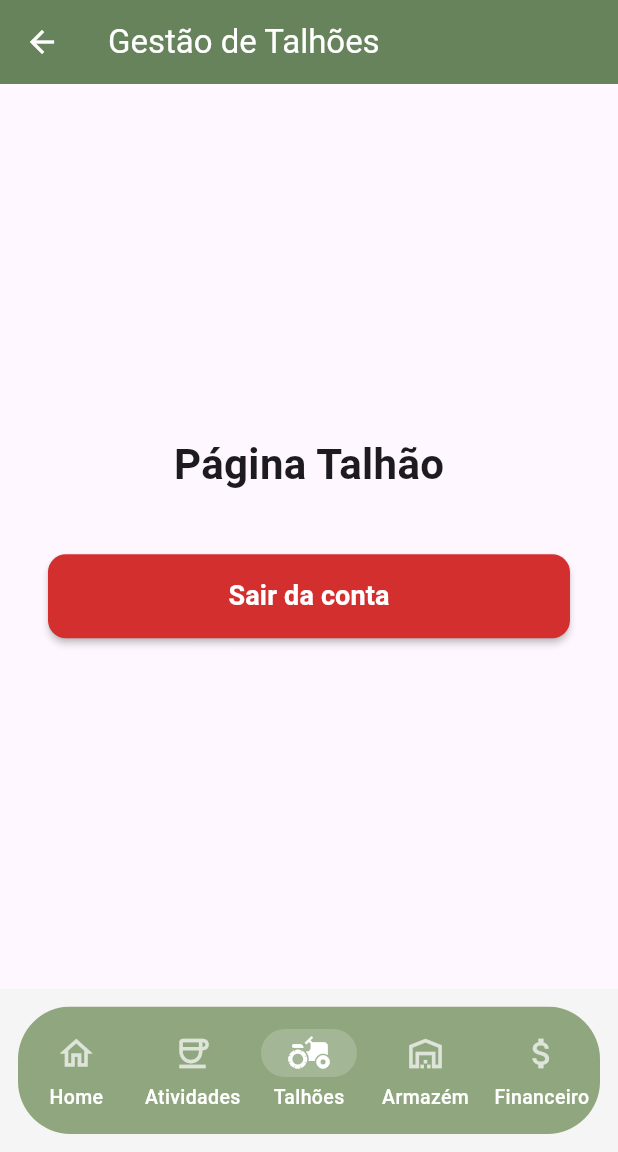
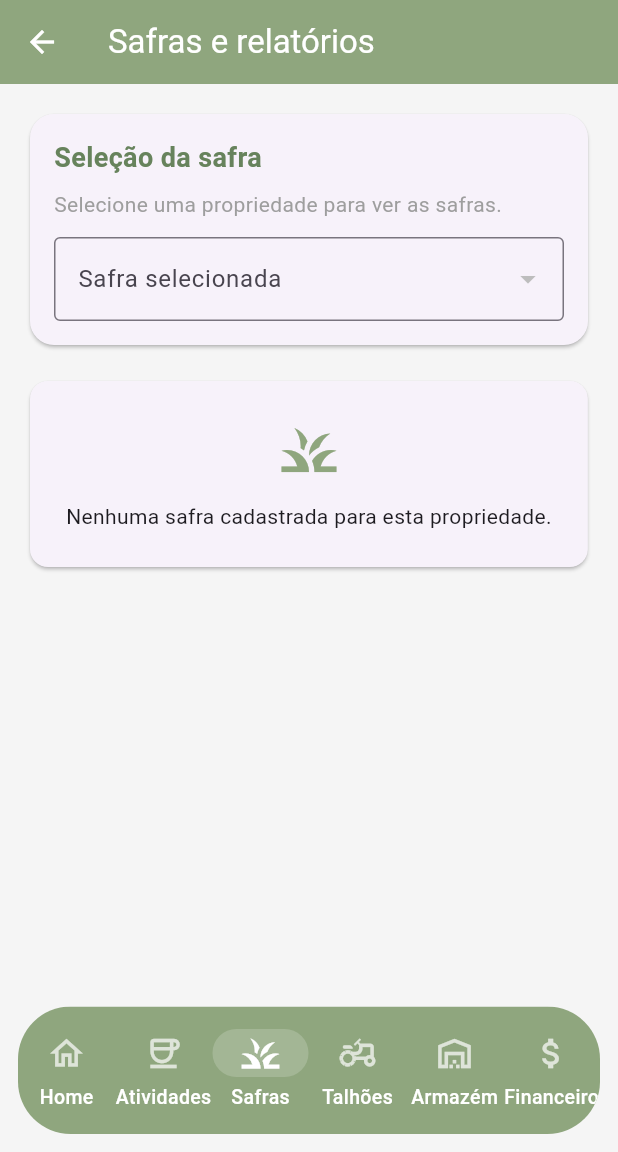
Before and after one commit to PauloAndSS/front_end_cafeicultura, a Flutter app: the MainScreenView screen opened directly, item 3 of the bottom bar chosen, on a phone screen of 412 x 824 dp, the part 84-1236 px from its top. Run offline on Flutter 3.47's test engine with Material 3 defaults, Android fonts, the phone set to English and light mode, and no system bars; our stand-ins replace mask_text_input_formatter, shared_preferences; accounts and stored records are empty; network calls fail.

Commit message:
get de safra e exibição

```diff
--- a/lib/http/services/services.dart
+++ b/lib/http/services/services.dart
@@ -1,7 +1,27 @@
+import 'package:flutter/foundation.dart';
 import 'package:http/http.dart' as http;
 
 abstract class BaseService {
-  final String baseUrl = 'http://10.0.2.2:3333/api/v1';
+  static String resolveBaseUrl({
+    required bool isWeb,
+    required TargetPlatform platform,
+  }) {
+    if (isWeb) {
+      return 'http://localhost:3333/api/v1';
+    }
+
+    if (platform == TargetPlatform.android) {
+      return 'http://10.0.2.2:3333/api/v1';
+    }
+
+    return 'http://localhost:3333/api/v1';
+  }
+
+  String get baseUrl => resolveBaseUrl(
+        isWeb: kIsWeb,
+        platform: defaultTargetPlatform,
+      );
+
   static String? sessionCookie;
 
   Map<String, String> get defaultHeaders {
--- a/lib/main.dart
+++ b/lib/main.dart
@@ -1,5 +1,6 @@
 import 'package:flutter/material.dart';
 import 'package:frond_end_cafeicultura_mobile/viewmodels/propriedade/propriedades_usuario_viewmodel.dart';
+import 'package:frond_end_cafeicultura_mobile/viewmodels/safra/safra_viewmodel.dart';
 import 'package:frond_end_cafeicultura_mobile/views/auth/first_acess.dart';
 import 'package:provider/provider.dart';
 
@@ -16,6 +17,7 @@ void main() {
         ChangeNotifierProvider(create: (_) => NavegacaoViewModel()),
         ChangeNotifierProvider(create: (_) => SessionViewModel()),
         ChangeNotifierProvider(create: (_) => PropriedadesUsuarioViewModel()),
+        ChangeNotifierProvider(create: (_) => SafraViewModel()),
       ],
       child: const MeuApp(),
     ),
--- /dev/null
+++ b/lib/model/safra/safra.dart
@@ -0,0 +1,147 @@
+class Safra {
+  final int? id;
+  final int? propriedadeId;
+  final String nome;
+  final String descricao;
+  final DateTime? dataInicio;
+  final DateTime? dataFim;
+  final String status;
+  final bool ativa;
+
+  const Safra({
+    this.id,
+    this.propriedadeId,
+    this.nome = '',
+    this.descricao = '',
+    this.dataInicio,
+    this.dataFim,
+    this.status = 'Ativa',
+    this.ativa = true,
+  });
+
+  factory Safra.fromJson(Map<String, dynamic> json) {
+    final rawId = json['id'] ?? json['safraId'] ?? json['idSafra'];
+    final rawPropriedadeId =
+        json['propriedadeId'] ??
+        json['idPropriedade'] ??
+        json['propriedade']?['id'];
+
+    final rawStatus = json['status'] ?? json['situacao'] ?? json['estado'];
+    final bool isActive =
+        json['ativa'] == true ||
+        rawStatus?.toString().toLowerCase() != 'finalizada' &&
+            rawStatus?.toString().toLowerCase() != 'encerrada';
+
+    return Safra(
+      id: rawId is num ? rawId.toInt() : int.tryParse(rawId?.toString() ?? ''),
+      propriedadeId: rawPropriedadeId is num
+          ? rawPropriedadeId.toInt()
+          : int.tryParse(rawPropriedadeId?.toString() ?? ''),
+      nome: json['nome']?.toString() ?? '',
+      descricao: json['descricao']?.toString() ?? '',
+      dataInicio: _parseDate(json['dataInicio'] ?? json['inicio'] ?? json['data_inicio']),
+      dataFim: _parseDate(json['dataFim'] ?? json['fim'] ?? json['data_fim']),
+      status: rawStatus?.toString() ?? 'Ativa',
+      ativa: isActive,
+    );
+  }
+
+  Map<String, dynamic> toJson() {
+    return {
+      if (id != null) 'id': id,
+      if (propriedadeId != null) 'propriedadeId': propriedadeId,
+      'nome': nome,
+      'descricao': descricao,
+      'dataInicio': dataInicio?.toIso8601String(),
+      'dataFim': dataFim?.toIso8601String(),
+      'status': status,
+      'ativa': ativa,
+    };
+  }
+
+  String get periodoTexto {
+    if (dataInicio == null && dataFim == null) {
+      return 'Período não informado';
+    }
+
+    if (dataInicio != null && dataFim != null) {
+      return '${_formatDate(dataInicio!)} até ${_formatDate(dataFim!)}';
+    }
+
+    if (dataInicio != null) {
+      return 'Início em ${_formatDate(dataInicio!)}';
+    }
+
+    return 'Finalizada em ${_formatDate(dataFim!)}';
+  }
+
+  static String _formatDate(DateTime value) {
+    return '${value.day.toString().padLeft(2, '0')}/${value.month.toString().padLeft(2, '0')}/${value.year}';
+  }
+
+  static DateTime? _parseDate(dynamic value) {
+    if (value == null) {
+      return null;
+    }
+
+    if (value is DateTime) {
+      return value;
+    }
+
+    if (value is String) {
+      return DateTime.tryParse(value);
+    }
+
+    if (value is num) {
+      return DateTime.fromMillisecondsSinceEpoch(value.toInt());
+    }
+
+    return null;
+  }
+}
+
+class SafraEvento {
+  final int? id;
+  final String descricao;
+  final String tipo;
+  final String data;
+  final String status;
+  final String responsavel;
+  final String valor;
+  final String quantidade;
+  final String observacao;
+
+  const SafraEvento({
+    this.id,
+    this.descricao = '',
+    this.tipo = '',
+    this.data = '',
+    this.status = '',
+    this.responsavel = '',
+    this.valor = '',
+    this.quantidade = '',
+    this.observacao = '',
+  });
+
+  factory SafraEvento.fromJson(Map<String, dynamic> json) {
+    return SafraEvento(
+      id: json['id'] is num ? (json['id'] as num).toInt() : null,
+      descricao: _readString(json['descricao']) ?? _readString(json['nome']) ?? _readString(json['titulo']) ?? '',
+      tipo: _readString(json['tipo']) ?? _readString(json['categoria']) ?? '',
+      data: _readString(json['data']) ?? _readString(json['dataEvento']) ?? _readString(json['createdAt']) ?? '',
+      status: _readString(json['status']) ?? _readString(json['situacao']) ?? '',
+      responsavel: _readString(json['responsavel']) ?? _readString(json['responsavelNome']) ?? _readString(json['usuario']) ?? '',
+      valor: _readString(json['valor']) ?? _readString(json['valorTotal']) ?? _readString(json['valorFinanceiro']) ?? '',
+      quantidade: _readString(json['quantidade']) ?? _readString(json['qtd']) ?? _readString(json['quantidadeUtilizada']) ?? '',
+      observacao: _readString(json['observacao']) ?? _readString(json['detalhes']) ?? _readString(json['observacoes']) ?? '',
+    );
+  }
+
+  static String? _readString(dynamic value) {
+    if (value == null) {
+      return null;
+    }
+
+    return value.toString();
+  }
+}
--- /dev/null
+++ b/lib/viewmodels/safra/safra_viewmodel.dart
@@ -0,0 +1,231 @@
+import 'dart:convert';
+
+import 'package:flutter/foundation.dart';
+import 'package:http/http.dart' as http;
+import 'package:frond_end_cafeicultura_mobile/http/exceptions/api_exceptions.dart';
+import 'package:frond_end_cafeicultura_mobile/http/services/services.dart';
+import 'package:frond_end_cafeicultura_mobile/model/safra/safra.dart';
+
+class _SafraApiService extends BaseService {}
+
+class SafraViewModel extends ChangeNotifier {
+  final _SafraApiService _service = _SafraApiService();
+
+  bool _isLoading = false;
+  bool _isLoadingRelatorio = false;
+  String? _mensagemErro;
+  List<Safra> _safras = [];
+  Safra? _safraSelecionada;
+  List<SafraEvento> _relatorio = [];
+  int? _propriedadeIdAtual;
+  bool _dadosCarregados = false;
+
+  bool get isLoading => _isLoading;
+  bool get isLoadingRelatorio => _isLoadingRelatorio;
+  String? get mensagemErro => _mensagemErro;
+  List<Safra> get safras => _safras;
+  Safra? get safraSelecionada => _safraSelecionada;
+  List<SafraEvento> get relatorio => _relatorio;
+  int? get propriedadeIdAtual => _propriedadeIdAtual;
+  bool get dadosCarregados => _dadosCarregados;
+
+  Future<void> carregarDadosDaPropriedade(int idPropriedade) async {
+    if (_propriedadeIdAtual == idPropriedade && _dadosCarregados) {
+      return;
+    }
+
+    _propriedadeIdAtual = idPropriedade;
+    _isLoading = true;
+    _mensagemErro = null;
+    notifyListeners();
+
+    try {
+      final response = await http.get(
+        Uri.parse('${_service.baseUrl}/safras/propriedade/$idPropriedade'),
+        headers: _service.defaultHeaders,
+      );
+
+      debugPrint('GET safras status=${response.statusCode} body=${response.body}');
+
+      if (response.statusCode >= 200 && response.statusCode < 300) {
+        _safras = _parseSafras(response.body);
+
+        if (_safras.isNotEmpty) {
+          _safraSelecionada = _safras.first;
+          await carregarRelatorioDaSafra(
+            idPropriedade: idPropriedade,
+            idSafra: _safraSelecionada!.id!,
+          );
+        } else {
+          _safraSelecionada = null;
+          _relatorio = [];
+        }
+      } else {
+        throw ApiException(_extractErrorMessage(response.body));
+      }
+    } on ApiException catch (e) {
+      _mensagemErro = e.mensagem;
+    } catch (e) {
+      _mensagemErro = 'Erro de conexão ao carregar as safras.';
+      debugPrint('Erro ao carregar safras: $e');
+    } finally {
+      _isLoading = false;
+      _dadosCarregados = true;
+      notifyListeners();
+    }
+  }
+
+  Future<void> selecionarSafra(Safra safra) async {
+    if (_safraSelecionada?.id == safra.id) {
+      return;
+    }
+
+    _safraSelecionada = safra;
+    _relatorio = [];
+    notifyListeners();
+
+    if (_propriedadeIdAtual == null || safra.id == null) {
+      return;
+    }
+
+    await carregarRelatorioDaSafra(
+      idPropriedade: _propriedadeIdAtual!,
+      idSafra: safra.id!,
+    );
+  }
+
+  Future<void> carregarRelatorioDaSafra({
+    required int idPropriedade,
+    required int idSafra,
+  }) async {
+    _isLoadingRelatorio = true;
+    _mensagemErro = null;
+    notifyListeners();
+
+    try {
+      final response = await http.get(
+        Uri.parse(
+          '${_service.baseUrl}/safras/propriedade/$idPropriedade/safra/$idSafra/eventos',
+        ),
+        headers: _service.defaultHeaders,
+      );
+
+      debugPrint('GET relatório status=${response.statusCode} body=${response.body}');
+
+      if (response.statusCode >= 200 && response.statusCode < 300) {
+        _relatorio = _parseRelatorio(response.body);
+      } else {
+        throw ApiException(_extractErrorMessage(response.body));
+      }
+    } on ApiException catch (e) {
+      _mensagemErro = e.mensagem;
+    } catch (e) {
+      _mensagemErro = 'Erro ao carregar o relatório da safra.';
+      debugPrint('Erro ao carregar relatório da safra: $e');
+    } finally {
+      _isLoadingRelatorio = false;
+      notifyListeners();
+    }
+  }
+
+  List<Safra> _parseSafras(String body) {
+    if (body.isEmpty) {
+      return [];
+    }
+
+    final decoded = jsonDecode(body);
+
+    if (decoded is List) {
+      return decoded.whereType<Map>().map((item) {
+        return Safra.fromJson(Map<String, dynamic>.from(item));
+      }).toList();
+    }
+
+    if (decoded is Map<String, dynamic>) {
+      final list = _extractList(decoded);
+      return list.map((item) {
+        if (item is Map<String, dynamic>) {
+          return Safra.fromJson(item);
+        }
+
+        if (item is Map) {
+          return Safra.fromJson(Map<String, dynamic>.from(item));
+        }
+
+        return Safra();
+      }).toList();
+    }
+
+    return [];
+  }
+
+  List<SafraEvento> _parseRelatorio(String body) {
+    if (body.isEmpty) {
+      return [];
+    }
+
+    final decoded = jsonDecode(body);
+
+    if (decoded is List) {
+      return decoded.whereType<Map>().map((item) {
+        return SafraEvento.fromJson(Map<String, dynamic>.from(item));
+      }).toList();
+    }
+
+    if (decoded is Map<String, dynamic>) {
+      final list = _extractList(decoded);
+      return list.map((item) {
+        if (item is Map<String, dynamic>) {
+          return SafraEvento.fromJson(item);
+        }
+
+        if (item is Map) {
+          return SafraEvento.fromJson(Map<String, dynamic>.from(item));
+        }
+
+        return const SafraEvento();
+      }).toList();
+    }
+
+    return [];
+  }
+
+  List<dynamic> _extractList(Map<String, dynamic> payload) {
+    final candidates = [
+      payload['data'],
+      payload['items'],
+      payload['result'],
+      payload['safras'],
+      payload['eventos'],
+      payload['events'],
+      payload['relatorio'],
+      payload['dados'],
+    ];
+
+    for (final candidate in candidates) {
+      if (candidate is List) {
+        return candidate;
+      }
+    }
+
+    if (payload['data'] is Map<String, dynamic>) {
+      final nested = payload['data'] as Map<String, dynamic>;
+      return _extractList(nested);
+    }
+
+    return [];
+  }
+
+  String _extractErrorMessage(String body) {
+    try {
+      final decoded = jsonDecode(body);
+      if (decoded is Map<String, dynamic>) {
+        return decoded['message']?.toString() ??
+            decoded['error']?.toString() ??
+            'Erro ao buscar os dados da safra.';
+      }
+    } catch (_) {}
+
+    return 'Erro ao buscar os dados da safra.';
+  }
+}
--- a/lib/views/main_screen_view.dart
+++ b/lib/views/main_screen_view.dart
@@ -5,6 +5,7 @@ import 'package:provider/provider.dart';
 
 import 'financeiro_view.dart';
 import 'eventos/talhao_view.dart';
+import 'safra/safra_view_page.dart';
 
 import '../viewmodels/navegacao_viewmodel.dart';
 
@@ -32,6 +33,7 @@ class _MainScreenViewState extends State<MainScreenView> {
     final telas = [
       const SizedBox.shrink(),   // 0: Home
       const SizedBox.shrink(),  // Atividades (Eventos)
+      const SafraViewPage(),
       const TalhaoView(),
       const SizedBox.shrink(), // Armazém
       const FinanceiroView(), // Financeiro
@@ -96,6 +98,11 @@ class _MainScreenViewState extends State<MainScreenView> {
                   label: 'Atividades',
                 ),
                 NavigationDestination(
+                  icon: Icon(Icons.grass_outlined),
+                  selectedIcon: Icon(Icons.grass),
+                  label: 'Safras',
+                ),
+                NavigationDestination(
                   icon: Icon(Icons.agriculture_outlined),
                   selectedIcon: Icon(Icons.agriculture),
                   label: 'Talhões',
--- /dev/null
+++ b/lib/views/safra/safra_view_page.dart
@@ -0,0 +1,275 @@
+import 'package:flutter/material.dart';
+import 'package:frond_end_cafeicultura_mobile/model/safra/safra.dart';
+import 'package:frond_end_cafeicultura_mobile/viewmodels/propriedade/propriedades_usuario_viewmodel.dart';
+import 'package:frond_end_cafeicultura_mobile/viewmodels/safra/safra_viewmodel.dart';
+import 'package:provider/provider.dart';
+
+class SafraViewPage extends StatefulWidget {
+  const SafraViewPage({super.key});
+
+  @override
+  State<SafraViewPage> createState() => _SafraViewPageState();
+}
+
+class _SafraViewPageState extends State<SafraViewPage> {
+  int? _ultimaPropriedadeCarregada;
+
+  @override
+  void didChangeDependencies() {
+    super.didChangeDependencies();
+
+    final propriedadesVm = context.watch<PropriedadesUsuarioViewModel>();
+    final idPropriedade = propriedadesVm.idPropriedadeSelecionada;
+
+    if (idPropriedade != null && idPropriedade != _ultimaPropriedadeCarregada) {
+      _ultimaPropriedadeCarregada = idPropriedade;
+      WidgetsBinding.instance.addPostFrameCallback((_) {
+        if (!mounted) {
+          return;
+        }
+
+        context.read<SafraViewModel>().carregarDadosDaPropriedade(idPropriedade);
+      });
+    }
+  }
+
+  @override
+  Widget build(BuildContext context) {
+    final viewModel = context.watch<SafraViewModel>();
+    final propriedadesVm = context.watch<PropriedadesUsuarioViewModel>();
+
+    String? nomePropriedade;
+    for (final propriedade in propriedadesVm.propriedades) {
+      if (propriedade.id == propriedadesVm.idPropriedadeSelecionada) {
+        nomePropriedade = propriedade.nome;
+        break;
+      }
+    }
+
+    return Scaffold(
+      backgroundColor: const Color(0xFFF5F5F5),
+      appBar: AppBar(
+        title: const Text('Safras e relatórios'),
+        backgroundColor: const Color(0xFF8FA67E),
+        foregroundColor: Colors.white,
+        elevation: 0,
+      ),
+      body: RefreshIndicator(
+        onRefresh: () async {
+          if (propriedadesVm.idPropriedadeSelecionada != null) {
+            await viewModel.carregarDadosDaPropriedade(
+              propriedadesVm.idPropriedadeSelecionada!,
+            );
+          }
+        },
+        child: SingleChildScrollView(
+          padding: const EdgeInsets.all(16),
+          physics: const AlwaysScrollableScrollPhysics(),
+          child: Column(
+            crossAxisAlignment: CrossAxisAlignment.start,
+            children: [
+              Card(
+                shape: RoundedRectangleBorder(
+                  borderRadius: BorderRadius.circular(16),
+                ),
+                child: Padding(
+                  padding: const EdgeInsets.all(16),
+                  child: Column(
+                    crossAxisAlignment: CrossAxisAlignment.start,
+                    children: [
+                      const Text(
+                        'Seleção da safra',
+                        style: TextStyle(
+                          fontSize: 18,
+                          fontWeight: FontWeight.bold,
+                          color: Color(0xFF67835C),
+                        ),
+                      ),
+                      const SizedBox(height: 8),
+                      Text(
+                        nomePropriedade ?? 'Selecione uma propriedade para ver as safras.',
+                        style: const TextStyle(color: Colors.grey),
+                      ),
+                      const SizedBox(height: 12),
+                      DropdownButtonFormField<Safra>(
+                        value: viewModel.safraSelecionada,
+                        decoration: const InputDecoration(
+                          border: OutlineInputBorder(),
+                          labelText: 'Safra selecionada',
+                        ),
+                        items: viewModel.safras
+                            .map(
+                              (safra) => DropdownMenuItem<Safra>(
+                                value: safra,
+                                child: Text(
+                                  safra.nome.isNotEmpty
+                                      ? safra.nome
+                                      : 'Safra ${safra.id ?? 'sem id'}',
+                                ),
+                              ),
+                            )
+                            .toList(),
+                        onChanged: viewModel.safras.isEmpty
+                            ? null
+                            : (Safra? safra) {
+                                if (safra != null) {
+                                  viewModel.selecionarSafra(safra);
+                                }
+                              },
+                      ),
+                    ],
+                  ),
+                ),
+              ),
+              const SizedBox(height: 16),
+              if (viewModel.isLoading)
+                const Center(child: CircularProgressIndicator())
+              else if (viewModel.mensagemErro != null)
+                Column(
+                  children: [
+                    _buildMessageCard(viewModel.mensagemErro!),
+                    const SizedBox(height: 8),
+                    TextButton.icon(
+                      onPressed: () {
+                        if (propriedadesVm.idPropriedadeSelecionada != null) {
+                          viewModel.carregarDadosDaPropriedade(
+                            propriedadesVm.idPropriedadeSelecionada!,
+                          );
+                        }
+                      },
+                      icon: const Icon(Icons.refresh),
+                      label: const Text('Tentar novamente'),
+                    ),
+                  ],
+                )
+              else if (viewModel.safras.isEmpty)
+                _buildEmptyState()
+              else
+                Column(
+                  crossAxisAlignment: CrossAxisAlignment.start,
+                  children: [
+                    if (viewModel.safraSelecionada != null)
+                      _buildSafraSummary(viewModel.safraSelecionada!),
+                    const SizedBox(height: 16),
+                    const Text(
+                      'Relatório da safra',
+                      style: TextStyle(
+                        fontSize: 18,
+                        fontWeight: FontWeight.bold,
+                        color: Color(0xFF67835C),
+                      ),
+                    ),
+                    const SizedBox(height: 8),
+                    if (viewModel.isLoadingRelatorio)
+                      const Center(child: CircularProgressIndicator())
+                    else if (viewModel.relatorio.isEmpty)
+                      _buildEmptyReportState()
+                    else
+                      ...viewModel.relatorio.map(_buildEventCard).toList(),
+                  ],
+                ),
+            ],
+          ),
+        ),
+      ),
+    );
+  }
+
+  Widget _buildSafraSummary(Safra safra) {
+    return Card(
+      shape: RoundedRectangleBorder(borderRadius: BorderRadius.circular(16)),
+      child: Padding(
+        padding: const EdgeInsets.all(16),
+        child: Column(
+          crossAxisAlignment: CrossAxisAlignment.start,
+          children: [
+            Text(
+              safra.nome.isNotEmpty ? safra.nome : 'Safra ${safra.id ?? 'sem identificador'}',
+              style: const TextStyle(fontSize: 18, fontWeight: FontWeight.bold),
+            ),
+            const SizedBox(height: 8),
+            Text(safra.periodoTexto),
+            const SizedBox(height: 4),
+            Text('Status: ${safra.status.isNotEmpty ? safra.status : (safra.ativa ? 'Ativa' : 'Inativa')}'),
+            const SizedBox(height: 4),
+            Text('Descrição: ${safra.descricao.isNotEmpty ? safra.descricao : 'Sem descrição informada'}'),
+          ],
+        ),
+      ),
+    );
+  }
+
+  Widget _buildEventCard(SafraEvento evento) {
+    return Card(
+      margin: const EdgeInsets.only(bottom: 12),
+      shape: RoundedRectangleBorder(borderRadius: BorderRadius.circular(14)),
+      child: Padding(
+        padding: const EdgeInsets.all(14),
+        child: Column(
+          crossAxisAlignment: CrossAxisAlignment.start,
+          children: [
+            Text(
+              evento.descricao.isNotEmpty ? evento.descricao : 'Evento da safra',
+              style: const TextStyle(fontWeight: FontWeight.bold),
+            ),
+            const SizedBox(height: 6),
+            if (evento.tipo.isNotEmpty)
+              Text('Tipo: ${evento.tipo}'),
+            if (evento.data.isNotEmpty)
+              Text('Data: ${evento.data}'),
+            if (evento.status.isNotEmpty)
+              Text('Status: ${evento.status}'),
+            if (evento.responsavel.isNotEmpty)
+              Text('Responsável: ${evento.responsavel}'),
+            if (evento.valor.isNotEmpty)
+              Text('Valor: ${evento.valor}'),
+            if (evento.quantidade.isNotEmpty)
+              Text('Quantidade: ${evento.quantidade}'),
+            if (evento.observacao.isNotEmpty)
+              Text('Observação: ${evento.observacao}'),
+          ],
+        ),
+      ),
+    );
+  }
+
+  Widget _buildMessageCard(String message) {
+    return Card(
+      color: Colors.red.shade50,
+      child: Padding(
+        padding: const EdgeInsets.all(16),
+        child: Text(message, style: const TextStyle(color: Colors.red)),
+      ),
+    );
+  }
+
+  Widget _buildEmptyState() {
+    return Card(
+      child: Padding(
+        padding: const EdgeInsets.all(24),
+        child: Column(
+          children: [
+            const Icon(Icons.grass, size: 44, color: Color(0xFF8FA67E)),
+            const SizedBox(height: 12),
+            const Text('Nenhuma safra cadastrada para esta propriedade.'),
+          ],
+        ),
+      ),
+    );
+  }
+
+  Widget _buildEmptyReportState() {
+    return Card(
+      child: Padding(
+        padding: const EdgeInsets.all(24),
+        child: Column(
+          children: [
+            const Icon(Icons.description_outlined, size: 44, color: Color(0xFF8FA67E)),
+            const SizedBox(height: 12),
+            const Text('Ainda não há eventos registrados para esta safra.'),
+          ],
+        ),
+      ),
+    );
+  }
+}
```
Also changed, not shown: 3 other files.
